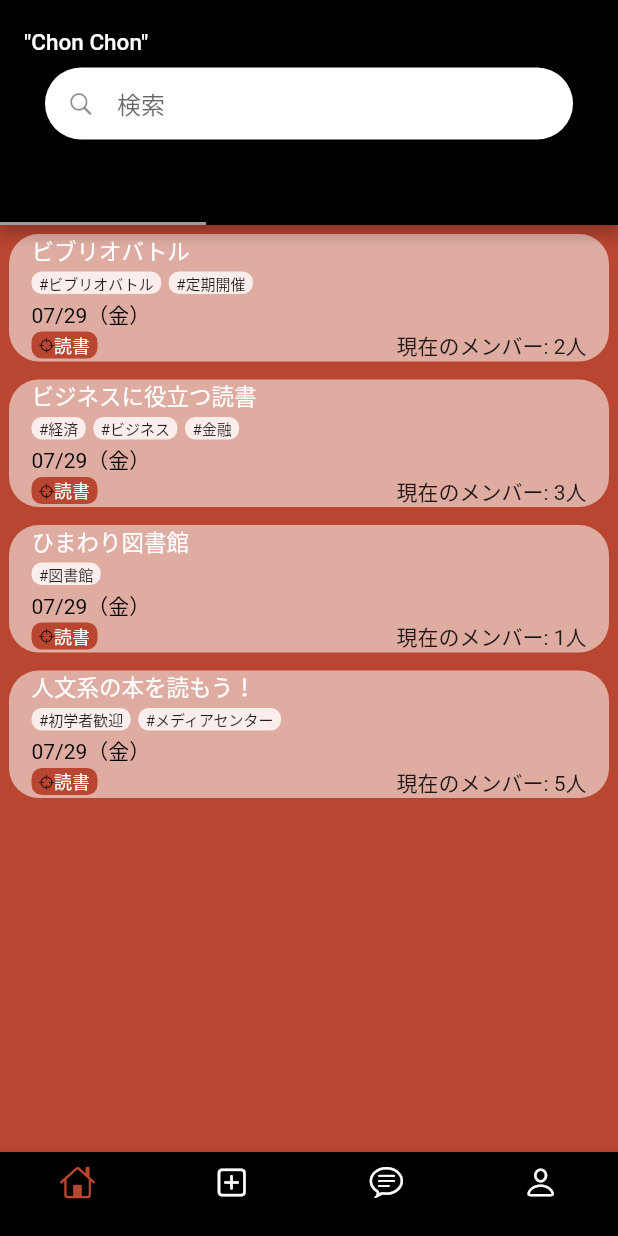
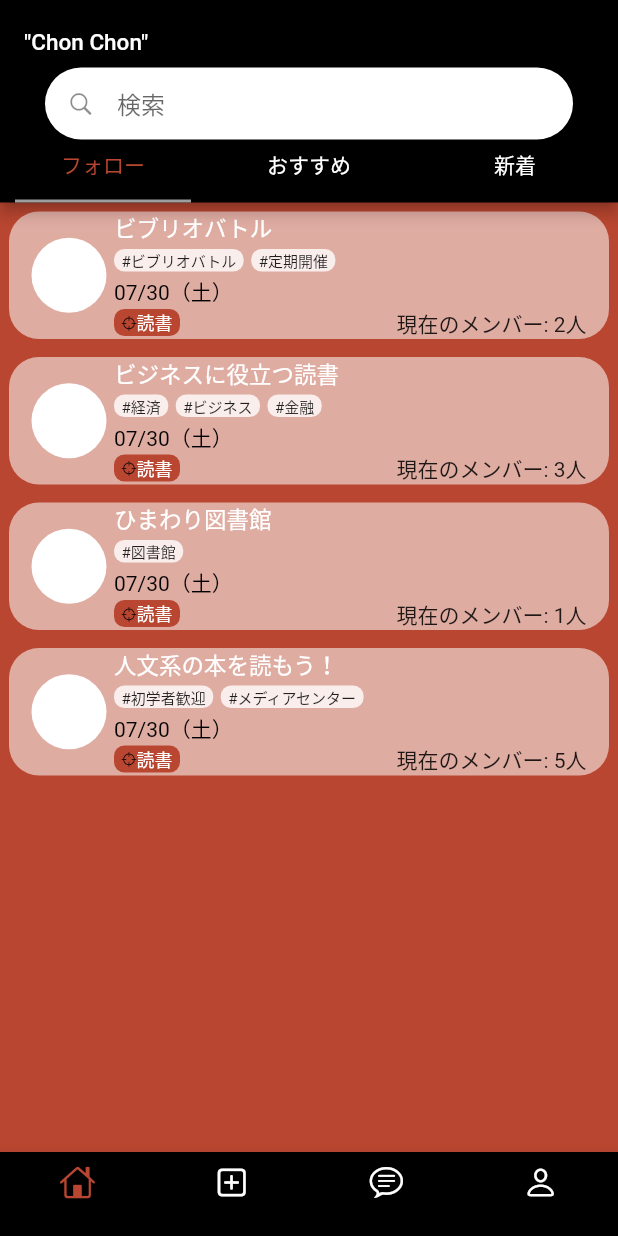
Before and after one commit to isseiM0312/ChonChon-forBusiness, a Flutter app: the screen it shows after launch, on a phone screen of 412 x 824 dp. Run offline on Flutter 3.47's test engine with Material 2 defaults, Android fonts, the phone set to English and light mode, and no system bars.

Commit message:
Homeの編集

```diff
--- a/chonchon_for_business/lib/view/NavigationPages/Home.dart
+++ b/chonchon_for_business/lib/view/NavigationPages/Home.dart
@@ -34,7 +34,7 @@ class _HomePageState extends State<HomePage> {
         child: Scaffold(
             backgroundColor: Color(0xffb94630),
             appBar: PreferredSize(
-                preferredSize: const Size.fromHeight(150),
+                preferredSize: const Size.fromHeight(135),
                 child: AppBar(
                     backgroundColor: Colors.black,
                     title: const Text(
@@ -42,22 +42,7 @@ class _HomePageState extends State<HomePage> {
                       style: TextStyle(color: Colors.white, fontSize: 15),
                     ),
                     flexibleSpace: searchBox(),
-                  bottom: const TabBar(
-                    unselectedLabelStyle: TextStyle(),
-                    labelStyle: TextStyle(),
-                    tabs: <Widget>[
-                      Tab(
-                        text: "新着",
-                      ),
-                      Tab(
-                        text: "おすすめ",
-                      ),
-                      Tab(
-                        text: "フォロー",
-                      ),
-                    ],
-                  ),
-                )),
+                    bottom: tabBar())),
             body: TabBarView(
               children: <Widget>[
                 Center(
@@ -68,13 +53,13 @@ class _HomePageState extends State<HomePage> {
                         mainAxisAlignment: MainAxisAlignment.start,
                         children: [
                           eventCard("ビブリオバトル", ["ビブリオバトル", "定期開催"],
-                              DateTime(2022, 7, 29, 13, 59), "読書", 2),
+                              DateTime(2022, 7, 30, 15, 59), "読書", 2, ""),
                           eventCard("ビジネスに役立つ読書", ["経済", "ビジネス", "金融"],
-                              DateTime(2022, 7, 29, 14, 50), "読書", 3),
+                              DateTime(2022, 7, 30, 16, 50), "読書", 3, ""),
                           eventCard("ひまわり図書館", ["図書館"],
-                              DateTime(2022, 7, 29, 13, 58), "読書", 1),
+                              DateTime(2022, 7, 30, 15, 50), "読書", 1, ""),
                           eventCard("人文系の本を読もう！", ["初学者歓迎", "メディアセンター"],
-                              DateTime(2022, 7, 29, 14, 30), "読書", 5),
+                              DateTime(2022, 7, 30, 16, 30), "読書", 5, ""),
                         ],
                       ),
                     ],
@@ -85,6 +70,30 @@ class _HomePageState extends State<HomePage> {
               ],
             )));
   }
+}
+
+PreferredSizeWidget tabBar() {
+  return (const TabBar(
+    labelStyle: TextStyle(),
+    unselectedLabelStyle: TextStyle(),
+    labelColor: Color(0xffb94630),
+    unselectedLabelColor: Colors.white,
+    indicatorPadding: EdgeInsets.only(
+      left: 10,
+      right: 10,
+    ),
+    tabs: <Widget>[
+      Tab(
+        text: "フォロー",
+      ),
+      Tab(
+        text: "おすすめ",
+      ),
+      Tab(
+        text: "新着",
+      ),
+    ],
+  ));
 }
 
 Widget searchBox() {
@@ -115,6 +124,7 @@ Widget eventCard(
   DateTime eventDate,
   String category,
   int currentParticipantsNum,
+  String ownerImagePass,
 ) {
   return (Container(
     margin: const EdgeInsets.all(6),
@@ -132,6 +142,7 @@ Widget eventCard(
           tags,
           eventDate,
           category,
+          ownerImagePass,
         ),
         dynamicEventInfo(
           eventDate,
@@ -147,10 +158,16 @@ Widget staticEventInfo(
   List<String> tags,
   DateTime eventDate,
   String category,
+  String ownerImagePass,
 ) {
   return (Container(
       padding: const EdgeInsets.only(left: 15),
-    child: Column(
+      child: Row(
+        mainAxisAlignment: MainAxisAlignment.start,
+        children: [
+          ownerImage(ownerImagePass),
+          const SizedBox(width: 5),
+          Column(
             mainAxisAlignment: MainAxisAlignment.spaceBetween,
             crossAxisAlignment: CrossAxisAlignment.start,
             children: [
@@ -168,7 +185,8 @@ Widget staticEventInfo(
                   const SizedBox(height: 3),
                   Row(
                     mainAxisAlignment: MainAxisAlignment.start,
-              children: tags.map((String e) => tagContainer("#" + e)).toList(),
+                    children:
+                        tags.map((String e) => tagContainer("#" + e)).toList(),
                   ),
                   const SizedBox(height: 3),
                   Text(
@@ -184,6 +202,18 @@ Widget staticEventInfo(
               ),
               categoryContainer(category),
             ],
+          ),
+        ],
+      )));
+}
+
+Widget ownerImage(String ownerImagePass) {
+  return (Container(
+    width: 50,
+    height: 50,
+    decoration: BoxDecoration(
+      color: Colors.white,
+      shape: BoxShape.circle,
     ),
   ));
 }
```
Lines whose indentation alone changed are shown as unchanged.
